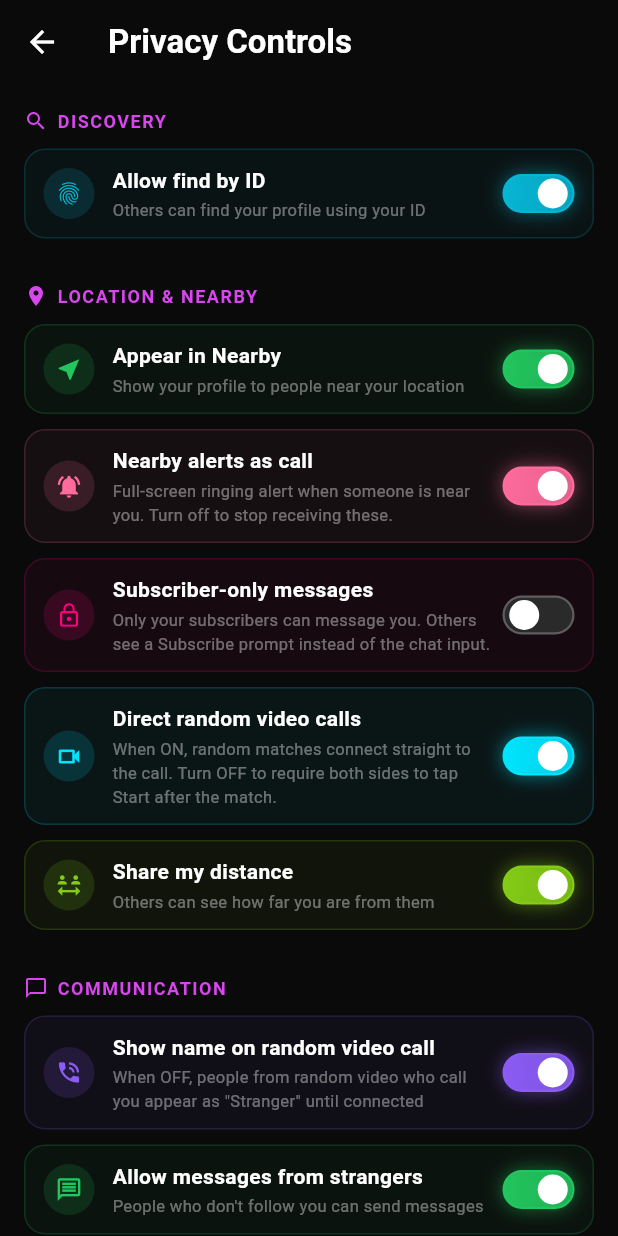
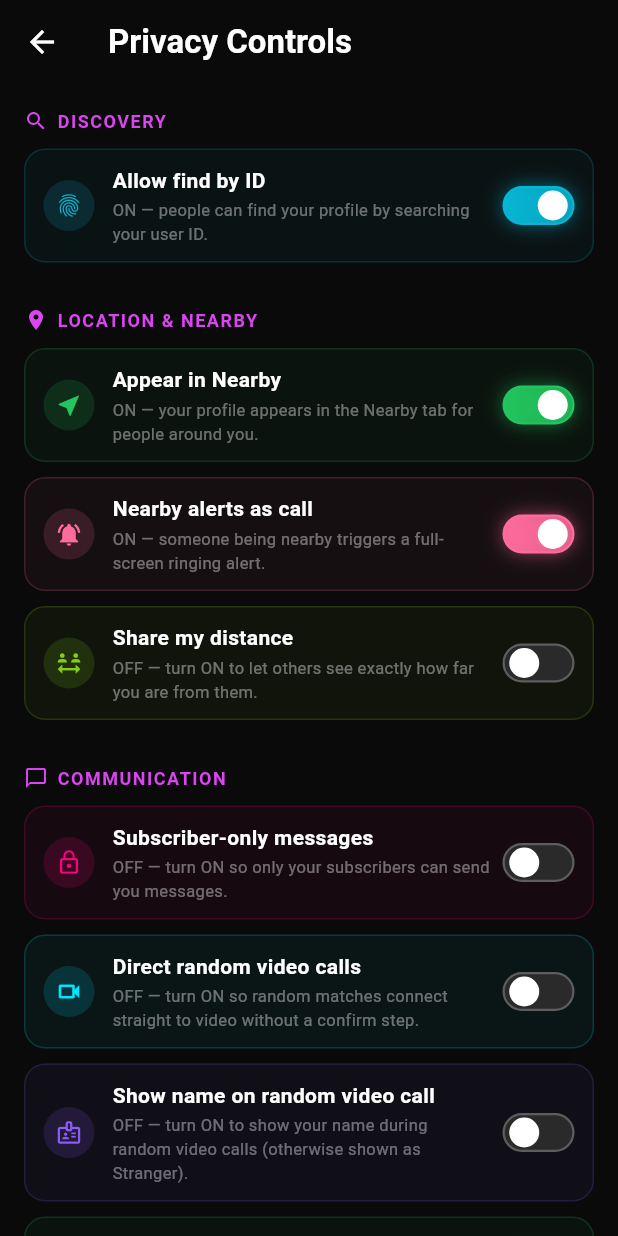
Before and after one commit to prakashkcs/goreto, a Flutter app: the PrivacyControlsScreen screen opened directly, on a phone screen of 412 x 824 dp. Run offline on Flutter 3.47's test engine with Material 3 defaults, Android fonts, the phone set to English and light mode, and no system bars; our stand-ins replace app_links, audioplayers, cached_network_image, camera, chewie, connectivity_plus and 28 more; missing offline and left inert: agora_rtc_engine, android_intent_plus, flutter_background_service, gal, google_mlkit_face_detection, model_viewer_plus and 5 more; accounts and stored records are empty; network calls fail.

Commit message:
fix: privacy controls spec + subscribe button + stale call notification
Privacy controls (privacy_controls_screen.dart):
- Correct defaults: find_by_id=ON, appear_nearby=ON, nearby_alerts=ON,
  subscriber_only_dm=OFF, direct_random_call=OFF, share_distance=OFF,
  show_name_random_call=OFF, online/last_seen/profile_views=ON, repost=ON.
- Added 'Show name on random video call' toggle (privacy_allow_direct_call)
  with correct OFF default — was incorrectly shown as 'direct call' toggle.
- Reorganised into Discovery / Location & Nearby / Communication /
  Visibility / Content / Feed Experience sections.
- Descriptions now state clearly what ON and OFF each do.
- Refactored _buildPrivacyItems with a compact local helper to avoid
  repeating 15-line patterns for each toggle.
- _applyFromMap centralises the parse logic so _loadSettings and
  _applyServerValues stay in sync.

Backend (privacy.php, profile_v19.php):
- Fixed defaults: privacy_share_distance=0, privacy_direct_random_call=0
- Added privacy_show_name_random_call column (DEFAULT 0)
- profile_v19.php now exposes the new columns.

Subscribe button (photo_feed_item, video_feed_item):
- showSubscribeMode now requires BOTH author_subscription_status='active'
  AND author_feed_action_subscribe=1 (the creator must have explicitly
  turned the toggle on). Without both conditions the button shows the
  standard Follow/Following state instead of Subscribe.
- api_posts.php now includes author_feed_action_subscribe in the post row.

Stale call notification (IncomingCallActivity):
- dismissAndFinish now also tears down the Telecom EkloConnection so the
  OS-level call indicator clears at the same time as the notification.
- First status poll fires at 1s (was 2s) so a caller who already hung up
  before the activity opened causes near-instant dismissal.
- Subsequent polls every 3s (was 2s) to reduce battery load.
- Auto-dismiss calls dismissAndFinish (was just finish()) so the Telecom
  connection always cleans up at the 60s timeout.

```diff
--- a/lib/screens/settings/privacy_controls_screen.dart
+++ b/lib/screens/settings/privacy_controls_screen.dart
@@ -19,25 +19,31 @@ class _PrivacyControlsScreenState extends State<PrivacyControlsScreen> {
   bool _isLoading = true;
   bool _applying = false;
 
-  // ── Existing toggles ──
-  bool _privacyAllowFindId = true;
-  bool _privacyAllowDirectCall = true;
-  bool _privacyAllowRepost = true;
-  bool _privacyAllowUnknownInbox = true;
+  // ── Discovery ──
+  bool _privacyAllowFindId = true;         // ON by default
 
-  // ── Feed action preference (local only) ──
+  // ── Nearby / Location ──
+  bool _privacyNearbyVisible = true;        // ON by default
+  bool _privacyNearbyAlert = true;          // ON by default
+  bool _privacyShareDistance = false;       // OFF by default
+
+  // ── Communication ──
+  bool _subscriberOnlyDm = false;           // OFF by default
+  bool _privacyDirectRandomCall = false;    // OFF by default
+  bool _privacyAllowDirectCall = false;     // "show name on random call" — OFF by default
+  bool _privacyAllowUnknownInbox = true;    // ON by default
+
+  // ── Visibility ──
+  bool _privacyShowOnline = true;           // ON by default
+  bool _privacyShowLastSeen = true;         // ON by default
+  bool _privacyShowProfileViews = true;     // ON by default
+
+  // ── Content ──
+  bool _privacyAllowRepost = true;          // ON by default
+
+  // ── Feed Experience (local pref) ──
   bool _feedActionSubscribe = false;
   bool _kycVerified = false;
-
-  // ── New toggles (default ON) ──
-  bool _privacyShowOnline = true;
-  bool _privacyShowLastSeen = true;
-  bool _privacyShowProfileViews = true;
-  bool _privacyShareDistance = true;
-  bool _privacyNearbyVisible = true;
-  bool _privacyNearbyAlert = true;
-  bool _subscriberOnlyDm = false;
-  bool _privacyDirectRandomCall = true;
 
   @override
   void initState() {
@@ -143,26 +149,7 @@ class _PrivacyControlsScreenState extends State<PrivacyControlsScreen> {
       if (mounted) {
         _applying = true;
         setState(() {
-          _privacyAllowFindId = _asBool(user['privacy_allow_find_id']);
-          _privacyAllowDirectCall = _asBool(user['privacy_allow_direct_call']);
-          _cacheDirectCallPref(_privacyAllowDirectCall);
-          _privacyAllowRepost = _asBool(user['privacy_allow_repost']);
-          _privacyAllowUnknownInbox = _asBool(
-            user['privacy_allow_unknown_inbox'],
-          );
-          _privacyShowOnline = _asBool(user['privacy_show_online']);
-          _privacyShowLastSeen = _asBool(user['privacy_show_last_seen']);
-          _privacyShowProfileViews = _asBool(
-            user['privacy_show_profile_views'],
-          );
-          _privacyShareDistance = _asBool(user['privacy_share_distance']);
-          _privacyNearbyVisible = _asBool(user['privacy_nearby_visible']);
-          _privacyNearbyAlert =
-              _asBool(user['privacy_nearby_alert'], defaultValue: true);
-          _subscriberOnlyDm =
-              _asBool(user['subscriber_only_dm'], defaultValue: false);
-          _privacyDirectRandomCall =
-              _asBool(user['privacy_direct_random_call'], defaultValue: true);
+          _applyFromMap(user);
           _isLoading = false;
         });
         _applying = false;
@@ -176,24 +163,24 @@ class _PrivacyControlsScreenState extends State<PrivacyControlsScreen> {
   void _applyServerValues(Map<String, dynamic> response) {
     final user = _unwrap(response);
     _applying = true;
-    setState(() {
-      _privacyAllowFindId = _asBool(user['privacy_allow_find_id']);
-      _privacyAllowDirectCall = _asBool(user['privacy_allow_direct_call']);
-      _privacyAllowRepost = _asBool(user['privacy_allow_repost']);
-      _privacyAllowUnknownInbox = _asBool(user['privacy_allow_unknown_inbox']);
-      _privacyShowOnline = _asBool(user['privacy_show_online']);
-      _privacyShowLastSeen = _asBool(user['privacy_show_last_seen']);
-      _privacyShowProfileViews = _asBool(user['privacy_show_profile_views']);
-      _privacyShareDistance = _asBool(user['privacy_share_distance']);
-      _privacyNearbyVisible = _asBool(user['privacy_nearby_visible']);
-      _privacyNearbyAlert =
-          _asBool(user['privacy_nearby_alert'], defaultValue: true);
-      _subscriberOnlyDm =
-          _asBool(user['subscriber_only_dm'], defaultValue: false);
-      _privacyDirectRandomCall =
-          _asBool(user['privacy_direct_random_call'], defaultValue: true);
-    });
+    setState(() => _applyFromMap(user));
     _applying = false;
+  }
+
+  void _applyFromMap(Map<String, dynamic> user) {
+    _privacyAllowFindId    = _asBool(user['privacy_allow_find_id'],    defaultValue: true);
+    _privacyNearbyVisible  = _asBool(user['privacy_nearby_visible'],   defaultValue: true);
+    _privacyNearbyAlert    = _asBool(user['privacy_nearby_alert'],     defaultValue: true);
+    _privacyShareDistance  = _asBool(user['privacy_share_distance'],   defaultValue: false);
+    _subscriberOnlyDm      = _asBool(user['subscriber_only_dm'],       defaultValue: false);
+    _privacyDirectRandomCall = _asBool(user['privacy_direct_random_call'], defaultValue: false);
+    _privacyAllowDirectCall  = _asBool(user['privacy_allow_direct_call'],  defaultValue: false);
+    _privacyAllowUnknownInbox = _asBool(user['privacy_allow_unknown_inbox'], defaultValue: true);
+    _privacyShowOnline     = _asBool(user['privacy_show_online'],      defaultValue: true);
+    _privacyShowLastSeen   = _asBool(user['privacy_show_last_seen'],   defaultValue: true);
+    _privacyShowProfileViews = _asBool(user['privacy_show_profile_views'], defaultValue: true);
+    _privacyAllowRepost    = _asBool(user['privacy_allow_repost'],     defaultValue: true);
+    _cacheDirectCallPref(_privacyAllowDirectCall);
   }
 
   Future<void> _cacheDirectCallPref(bool value) async {
@@ -268,255 +255,149 @@ class _PrivacyControlsScreenState extends State<PrivacyControlsScreen> {
   }
 
   List<Widget> _buildPrivacyItems() {
+    // Helper to avoid repeating the same 5-line pattern for each toggle.
+    Widget tog(String key, String label, String subtitle, IconData icon,
+        Color color, bool current, bool defaultVal,
+        [void Function(bool)? extraEffect]) {
+      return _buildToggle(
+        icon: icon,
+        label: label,
+        subtitle: subtitle,
+        value: current,
+        color: color,
+        onChanged: (v) {
+          if (_applying) return;
+          final old = current;
+          setState(() {
+            switch (key) {
+              case 'privacy_allow_find_id':     _privacyAllowFindId = v;
+              case 'privacy_nearby_visible':    _privacyNearbyVisible = v;
+              case 'privacy_nearby_alert':      _privacyNearbyAlert = v;
+              case 'privacy_share_distance':    _privacyShareDistance = v;
+              case 'subscriber_only_dm':        _subscriberOnlyDm = v;
+              case 'privacy_direct_random_call':_privacyDirectRandomCall = v;
+              case 'privacy_allow_direct_call': _privacyAllowDirectCall = v;
+              case 'privacy_allow_unknown_inbox':_privacyAllowUnknownInbox = v;
+              case 'privacy_show_online':       _privacyShowOnline = v;
+              case 'privacy_show_last_seen':    _privacyShowLastSeen = v;
+              case 'privacy_show_profile_views':_privacyShowProfileViews = v;
+              case 'privacy_allow_repost':      _privacyAllowRepost = v;
+            }
+            extraEffect?.call(v);
+          });
+          _updateSetting(key, v, old, (r) {
+            setState(() {
+              switch (key) {
+                case 'privacy_allow_find_id':     _privacyAllowFindId = r;
+                case 'privacy_nearby_visible':    _privacyNearbyVisible = r;
+                case 'privacy_nearby_alert':      _privacyNearbyAlert = r;
+                case 'privacy_share_distance':    _privacyShareDistance = r;
+                case 'subscriber_only_dm':        _subscriberOnlyDm = r;
+                case 'privacy_direct_random_call':_privacyDirectRandomCall = r;
+                case 'privacy_allow_direct_call': _privacyAllowDirectCall = r;
+                case 'privacy_allow_unknown_inbox':_privacyAllowUnknownInbox = r;
+                case 'privacy_show_online':       _privacyShowOnline = r;
+                case 'privacy_show_last_seen':    _privacyShowLastSeen = r;
+                case 'privacy_show_profile_views':_privacyShowProfileViews = r;
+                case 'privacy_allow_repost':      _privacyAllowRepost = r;
+              }
+              extraEffect?.call(r);
+            });
+          });
+        },
+      );
+    }
+
     return [
       // ── DISCOVERY ──────────────────────────────────────────────
       _buildSectionHeader('Discovery', Icons.search),
-      _buildToggle(
-        icon: Icons.fingerprint,
-        label: 'Allow find by ID',
-        subtitle: 'Others can find your profile using your ID',
-        value: _privacyAllowFindId,
-        color: const Color(0xFF06B6D4),
-        onChanged: (v) {
-          if (_applying) return;
-          final old = _privacyAllowFindId;
-          setState(() => _privacyAllowFindId = v);
-          _updateSetting(
-            'privacy_allow_find_id',
-            v,
-            old,
-            (r) => _privacyAllowFindId = r,
-          );
-        },
-      ),
+      tog('privacy_allow_find_id',
+          'Allow find by ID',
+          'ON — people can find your profile by searching your user ID.',
+          Icons.fingerprint, const Color(0xFF06B6D4),
+          _privacyAllowFindId, true),
 
       // ── LOCATION & NEARBY ──────────────────────────────────────
       const SizedBox(height: 20),
       _buildSectionHeader('Location & Nearby', Icons.location_on),
-      _buildToggle(
-        icon: Icons.near_me,
-        label: 'Appear in Nearby',
-        subtitle: 'Show your profile to people near your location',
-        value: _privacyNearbyVisible,
-        color: const Color(0xFF22C55E),
-        onChanged: (v) {
-          if (_applying) return;
-          final old = _privacyNearbyVisible;
-          setState(() => _privacyNearbyVisible = v);
-          _updateSetting(
-            'privacy_nearby_visible',
-            v,
-            old,
-            (r) => _privacyNearbyVisible = r,
-          );
-        },
-      ),
-      _buildToggle(
-        icon: Icons.notifications_active,
-        label: 'Nearby alerts as call',
-        subtitle:
-            'Full-screen ringing alert when someone is near you. Turn off to stop receiving these.',
-        value: _privacyNearbyAlert,
-        color: const Color(0xFFFF6B9D),
-        onChanged: (v) {
-          if (_applying) return;
-          final old = _privacyNearbyAlert;
-          setState(() => _privacyNearbyAlert = v);
-          _updateSetting(
-            'privacy_nearby_alert',
-            v,
-            old,
-            (r) => _privacyNearbyAlert = r,
-          );
-        },
-      ),
-      _buildToggle(
-        icon: Icons.lock_outline,
-        label: 'Subscriber-only messages',
-        subtitle:
-            'Only your subscribers can message you. Others see a Subscribe prompt instead of the chat input.',
-        value: _subscriberOnlyDm,
-        color: const Color(0xFFFF007F),
-        onChanged: (v) {
-          if (_applying) return;
-          final old = _subscriberOnlyDm;
-          setState(() => _subscriberOnlyDm = v);
-          _updateSetting(
-            'subscriber_only_dm',
-            v,
-            old,
-            (r) => _subscriberOnlyDm = r,
-          );
-        },
-      ),
-      _buildToggle(
-        icon: Icons.videocam_outlined,
-        label: 'Direct random video calls',
-        subtitle:
-            'When ON, random matches connect straight to the call. Turn OFF to require both sides to tap Start after the match.',
-        value: _privacyDirectRandomCall,
-        color: const Color(0xFF00E5FF),
-        onChanged: (v) {
-          if (_applying) return;
-          final old = _privacyDirectRandomCall;
-          setState(() => _privacyDirectRandomCall = v);
-          _updateSetting(
-            'privacy_direct_random_call',
-            v,
-            old,
-            (r) => _privacyDirectRandomCall = r,
-          );
-        },
-      ),
-      _buildToggle(
-        icon: Icons.social_distance,
-        label: 'Share my distance',
-        subtitle: 'Others can see how far you are from them',
-        value: _privacyShareDistance,
-        color: const Color(0xFF84CC16),
-        onChanged: (v) {
-          if (_applying) return;
-          final old = _privacyShareDistance;
-          setState(() => _privacyShareDistance = v);
-          _updateSetting(
-            'privacy_share_distance',
-            v,
-            old,
-            (r) => _privacyShareDistance = r,
-          );
-        },
-      ),
+      tog('privacy_nearby_visible',
+          'Appear in Nearby',
+          'ON — your profile appears in the Nearby tab for people around you.',
+          Icons.near_me, const Color(0xFF22C55E),
+          _privacyNearbyVisible, true),
+      tog('privacy_nearby_alert',
+          'Nearby alerts as call',
+          'ON — someone being nearby triggers a full-screen ringing alert.',
+          Icons.notifications_active, const Color(0xFFFF6B9D),
+          _privacyNearbyAlert, true),
+      tog('privacy_share_distance',
+          'Share my distance',
+          'OFF — turn ON to let others see exactly how far you are from them.',
+          Icons.social_distance, const Color(0xFF84CC16),
+          _privacyShareDistance, false),
 
       // ── COMMUNICATION ──────────────────────────────────────────
       const SizedBox(height: 20),
       _buildSectionHeader('Communication', Icons.chat_bubble_outline),
-      _buildToggle(
-        icon: Icons.phone_in_talk,
-        label: 'Show name on random video call',
-        subtitle: 'When OFF, people from random video who call you appear as "Stranger" until connected',
-        value: _privacyAllowDirectCall,
-        color: const Color(0xFF8B5CF6),
-        onChanged: (v) {
-          if (_applying) return;
-          final old = _privacyAllowDirectCall;
-          setState(() => _privacyAllowDirectCall = v);
-          _updateSetting(
-            'privacy_allow_direct_call',
-            v,
-            old,
-            (r) {
-              _privacyAllowDirectCall = r;
-              _cacheDirectCallPref(r);
-            },
-          );
-        },
-      ),
-      _buildToggle(
-        icon: Icons.message_outlined,
-        label: 'Allow messages from strangers',
-        subtitle: 'People who don\'t follow you can send messages',
-        value: _privacyAllowUnknownInbox,
-        color: const Color(0xFF22C55E),
-        onChanged: (v) {
-          if (_applying) return;
-          final old = _privacyAllowUnknownInbox;
-          setState(() => _privacyAllowUnknownInbox = v);
-          _updateSetting(
-            'privacy_allow_unknown_inbox',
-            v,
-            old,
-            (r) => _privacyAllowUnknownInbox = r,
-          );
-        },
-      ),
+      tog('subscriber_only_dm',
+          'Subscriber-only messages',
+          'OFF — turn ON so only your subscribers can send you messages.',
+          Icons.lock_outline, const Color(0xFFFF007F),
+          _subscriberOnlyDm, false),
+      tog('privacy_direct_random_call',
+          'Direct random video calls',
+          'OFF — turn ON so random matches connect straight to video without a confirm step.',
+          Icons.videocam_outlined, const Color(0xFF00E5FF),
+          _privacyDirectRandomCall, false),
+      tog('privacy_allow_direct_call',
+          'Show name on random video call',
+          'OFF — turn ON to show your name during random video calls (otherwise shown as Stranger).',
+          Icons.badge_outlined, const Color(0xFF8B5CF6),
+          _privacyAllowDirectCall, false,
+          (r) => _cacheDirectCallPref(r)),
+      tog('privacy_allow_unknown_inbox',
+          'Allow messages from strangers',
+          'ON — people who don\'t follow you can still send you a message request.',
+          Icons.message_outlined, const Color(0xFF22C55E),
+          _privacyAllowUnknownInbox, true),
 
       // ── VISIBILITY ─────────────────────────────────────────────
       const SizedBox(height: 20),
       _buildSectionHeader('Visibility', Icons.visibility),
-      _buildToggle(
-        icon: Icons.circle,
-        label: 'Show online status',
-        subtitle: 'Others can see when you\'re active',
-        value: _privacyShowOnline,
-        color: const Color(0xFF10B981),
-        onChanged: (v) {
-          if (_applying) return;
-          final old = _privacyShowOnline;
-          setState(() => _privacyShowOnline = v);
-          _updateSetting(
-            'privacy_show_online',
-            v,
-            old,
-            (r) => _privacyShowOnline = r,
-          );
-        },
-      ),
-      _buildToggle(
-        icon: Icons.access_time,
-        label: 'Show last seen',
-        subtitle: 'Others can see when you were last active',
-        value: _privacyShowLastSeen,
-        color: const Color(0xFF6366F1),
-        onChanged: (v) {
-          if (_applying) return;
-          final old = _privacyShowLastSeen;
-          setState(() => _privacyShowLastSeen = v);
-          _updateSetting(
-            'privacy_show_last_seen',
-            v,
-            old,
-            (r) => _privacyShowLastSeen = r,
-          );
-        },
-      ),
-      _buildToggle(
-        icon: Icons.bar_chart,
-        label: 'Show profile views',
-        subtitle: 'Track and view who visited your profile',
-        value: _privacyShowProfileViews,
-        color: const Color(0xFFEC4899),
-        onChanged: (v) {
-          if (_applying) return;
-          final old = _privacyShowProfileViews;
-          setState(() => _privacyShowProfileViews = v);
-          _updateSetting(
-            'privacy_show_profile_views',
-            v,
-            old,
-            (r) => _privacyShowProfileViews = r,
-          );
-        },
-      ),
+      tog('privacy_show_online',
+          'Show online status',
+          'ON — others see a green dot or "Online" label when you\'re active.',
+          Icons.circle, const Color(0xFF10B981),
+          _privacyShowOnline, true),
+      tog('privacy_show_last_seen',
+          'Show last seen',
+          'ON — others see when you were last active in the app.',
+          Icons.access_time, const Color(0xFF6366F1),
+          _privacyShowLastSeen, true),
+      tog('privacy_show_profile_views',
+          'Show profile views',
+          'ON — track who visited your profile and let them know you can see it.',
+          Icons.bar_chart, const Color(0xFFEC4899),
+          _privacyShowProfileViews, true),
       if (_privacyShowProfileViews)
         GestureDetector(
-          onTap: () => Navigator.push(
-            context,
-            MaterialPageRoute(
-                builder: (_) => const ProfileViewersScreen()),
-          ),
+          onTap: () => Navigator.push(context,
+              MaterialPageRoute(builder: (_) => const ProfileViewersScreen())),
           child: Container(
             margin: const EdgeInsets.only(bottom: 10),
-            padding:
-                const EdgeInsets.symmetric(horizontal: 14, vertical: 12),
+            padding: const EdgeInsets.symmetric(horizontal: 14, vertical: 12),
             decoration: BoxDecoration(
               color: const Color(0xFFEC4899).withValues(alpha: 0.08),
               borderRadius: BorderRadius.circular(14),
-              border: Border.all(
-                  color: const Color(0xFFEC4899).withValues(alpha: 0.25)),
+              border: Border.all(color: const Color(0xFFEC4899).withValues(alpha: 0.25)),
             ),
             child: const Row(
               children: [
-                Icon(Icons.remove_red_eye_outlined,
-                    color: Color(0xFFEC4899), size: 20),
+                Icon(Icons.remove_red_eye_outlined, color: Color(0xFFEC4899), size: 20),
                 SizedBox(width: 12),
                 Expanded(
-                  child: Text(
-                    'See who viewed your profile',
-                    style: TextStyle(
-                        color: Colors.white,
-                        fontWeight: FontWeight.w600,
-                        fontSize: 14),
-                  ),
+                  child: Text('See who viewed your profile',
+                      style: TextStyle(color: Colors.white, fontWeight: FontWeight.w600, fontSize: 14)),
                 ),
                 Icon(Icons.chevron_right, color: Colors.white38),
               ],
@@ -527,24 +408,11 @@ class _PrivacyControlsScreenState extends State<PrivacyControlsScreen> {
       // ── CONTENT ────────────────────────────────────────────────
       const SizedBox(height: 20),
       _buildSectionHeader('Content', Icons.photo_library_outlined),
-      _buildToggle(
-        icon: Icons.repeat,
-        label: 'Allow reposts of my content',
-        subtitle: 'Others can repost your posts and reels',
-        value: _privacyAllowRepost,
-        color: const Color(0xFFD946EF),
-        onChanged: (v) {
-          if (_applying) return;
-          final old = _privacyAllowRepost;
-          setState(() => _privacyAllowRepost = v);
-          _updateSetting(
-            'privacy_allow_repost',
-            v,
-            old,
-            (r) => _privacyAllowRepost = r,
-          );
-        },
-      ),
+      tog('privacy_allow_repost',
+          'Allow reposts of my content',
+          'ON — others can repost or share your posts and reels. Turn OFF to block reposts.',
+          Icons.repeat, const Color(0xFFD946EF),
+          _privacyAllowRepost, true),
 
       // ── FEED EXPERIENCE ────────────────────────────────────────
       const SizedBox(height: 20),
@@ -553,8 +421,8 @@ class _PrivacyControlsScreenState extends State<PrivacyControlsScreen> {
         icon: Icons.star_outline_rounded,
         label: 'Show Subscribe button on posts',
         subtitle: _kycVerified
-            ? 'When ON, posts show a purple "Subscribe" button instead of "Follow"'
-            : 'KYC verification required to enable this option',
+            ? 'ON — posts show a Subscribe button. Requires an active subscription plan to be useful.'
+            : 'KYC verification required to enable Subscribe button on your posts.',
         value: _feedActionSubscribe,
         color: const Color(0xFFD946EF),
         isLocked: !_kycVerified,
```
Also changed, not shown: lib/widgets/photo_feed_item.dart (+20 -10 lines), lib/widgets/video_feed_item.dart (+7 -1 lines), 1 other file.
